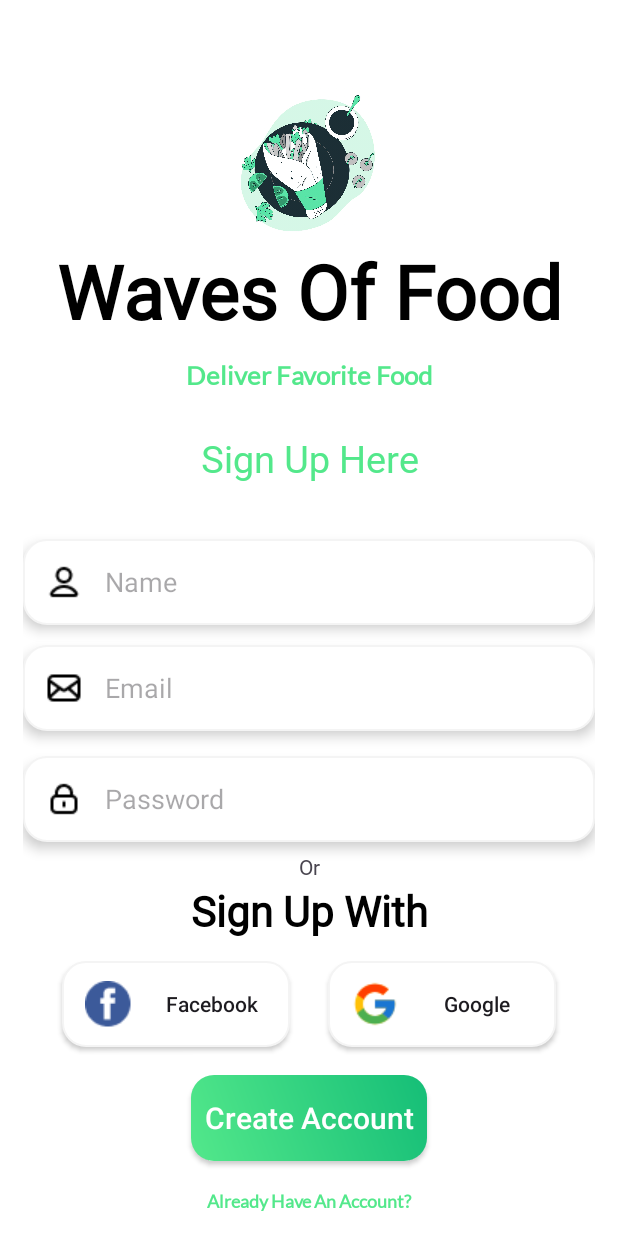
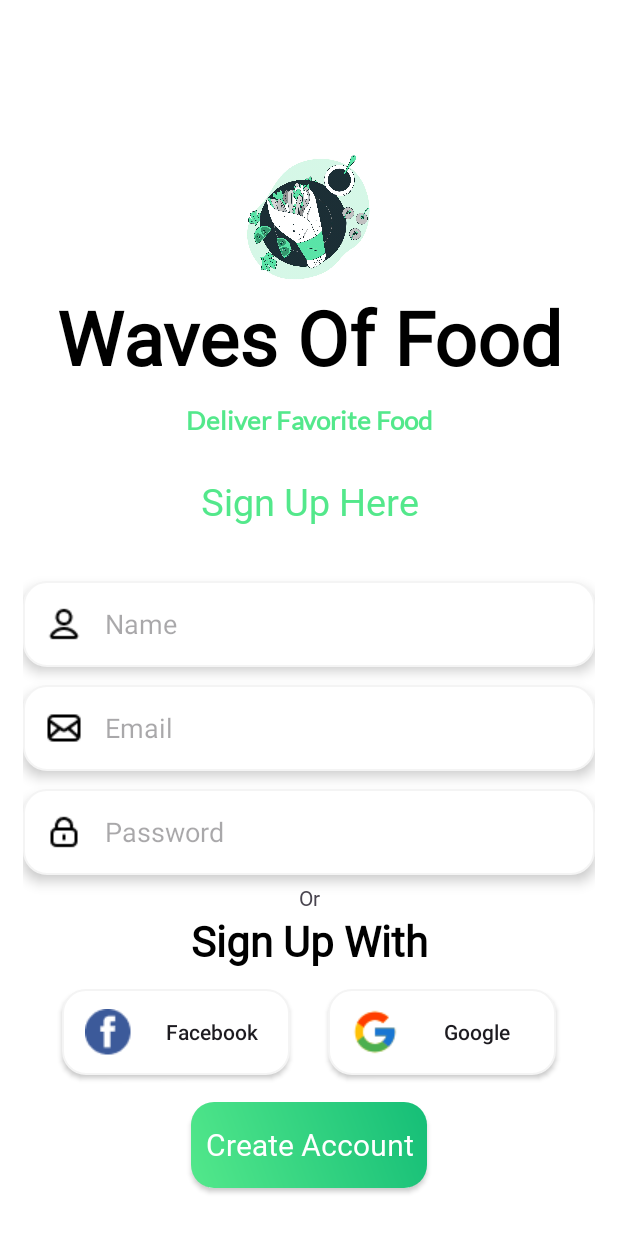
Before and after one commit to lipatov-fl/foodDelivery, an Android app: the SignUpUserActivity screen opened directly, with no data from a screen before it, on a phone screen of 412 x 824 dp. Run offline under Robolectric (Android 15) with nearby library versions, the phone set to English and light mode, and no system bars.

Commit message:
Устранил ошибки

```diff
--- a/app/src/main/res/layout/activity_login_user.xml
+++ b/app/src/main/res/layout/activity_login_user.xml
@@ -8,9 +8,10 @@
 
     <ImageView
         android:id="@+id/startLogo"
-        android:layout_width="92dp"
+        android:layout_width="91dp"
         android:layout_height="92dp"
         android:layout_marginTop="83dp"
+        android:contentDescription="@string/food_logo_description"
         app:layout_constraintBottom_toTopOf="@+id/wavesOfFo"
         app:layout_constraintEnd_toEndOf="parent"
         app:layout_constraintStart_toStartOf="parent"
@@ -89,6 +90,7 @@
         android:layout_width="0dp"
         android:layout_height="57dp"
         android:layout_marginTop="12dp"
+        android:autofillHints="password"
         android:background="@drawable/edit_text_bg"
         android:elevation="2in"
         android:fontFamily="@font/lato"
@@ -227,6 +229,7 @@
         android:textStyle="bold"
         app:layout_constraintBottom_toBottomOf="parent"
         app:layout_constraintEnd_toEndOf="parent"
+        app:layout_constraintHorizontal_bias="0.498"
         app:layout_constraintStart_toStartOf="parent"
         app:layout_constraintTop_toBottomOf="@+id/btnSignUpUser" />
 
--- a/app/src/main/res/layout/activity_sign_up_user.xml
+++ b/app/src/main/res/layout/activity_sign_up_user.xml
@@ -10,9 +10,11 @@
 
     <ImageView
         android:id="@+id/logo"
-        android:layout_width="100dp"
-        android:layout_height="100dp"
-        android:layout_marginTop="43dp"
+        android:layout_width="91dp"
+        android:layout_height="92dp"
+        android:layout_marginTop="83dp"
+        android:contentDescription="@string/food_logo_description"
+        app:layout_constraintBottom_toTopOf="@id/wavesOfFo"
         app:layout_constraintEnd_toEndOf="parent"
         app:layout_constraintStart_toStartOf="parent"
         app:layout_constraintTop_toTopOf="parent"
@@ -66,27 +68,30 @@
         android:layout_width="0dp"
         android:layout_height="57dp"
         android:layout_marginTop="36dp"
+        android:autofillHints="name"
         android:background="@drawable/edit_text_bg"
-        android:drawableLeft="@drawable/ic_user"
+        android:drawableStart="@drawable/ic_user"
         android:drawablePadding="15dp"
         android:elevation="5dp"
         android:ems="10"
         android:hint="@string/name_hint"
         android:inputType="text"
-        android:paddingLeft="15dp"
+        android:paddingStart="15dp"
         app:layout_constraintBottom_toTopOf="@id/editEmail"
         app:layout_constraintEnd_toEndOf="parent"
         app:layout_constraintHorizontal_bias="0.0"
         app:layout_constraintStart_toStartOf="parent"
-        app:layout_constraintTop_toBottomOf="@+id/signUpHere" />
+        app:layout_constraintTop_toBottomOf="@+id/signUpHere"
+        tools:ignore="RtlSymmetry" />
 
     <EditText
         android:id="@+id/editPassword"
         android:layout_width="0dp"
         android:layout_height="57dp"
-        android:layout_marginTop="16dp"
+        android:layout_marginTop="12dp"
+        android:autofillHints="password"
         android:background="@drawable/edit_text_bg"
-        android:drawableLeft="@drawable/ic_lock"
+        android:drawableStart="@drawable/ic_lock"
         android:drawablePadding="15dp"
         android:elevation="5dp"
         android:ems="10"
@@ -97,26 +102,29 @@
         app:layout_constraintEnd_toEndOf="@+id/editName"
         app:layout_constraintHorizontal_bias="1.0"
         app:layout_constraintStart_toStartOf="@+id/editName"
-        app:layout_constraintTop_toBottomOf="@+id/editEmail" />
+        app:layout_constraintTop_toBottomOf="@+id/editEmail"
+        tools:ignore="RtlHardcoded,RtlSymmetry" />
 
     <EditText
         android:id="@+id/editEmail"
         android:layout_width="0dp"
         android:layout_height="57dp"
         android:layout_marginTop="12dp"
+        android:autofillHints="emailAddress"
         android:background="@drawable/edit_text_bg"
-        android:drawableLeft="@drawable/ic_mail"
+        android:drawableStart="@drawable/ic_mail"
         android:drawablePadding="15dp"
         android:elevation="5dp"
         android:ems="10"
         android:hint="@string/email_hint"
         android:inputType="textEmailAddress"
-        android:paddingLeft="15dp"
+        android:paddingStart="15dp"
         app:layout_constraintBottom_toTopOf="@id/editPassword"
         app:layout_constraintEnd_toEndOf="@+id/editName"
         app:layout_constraintHorizontal_bias="1.0"
         app:layout_constraintStart_toStartOf="@+id/editName"
-        app:layout_constraintTop_toBottomOf="@+id/editName" />
+        app:layout_constraintTop_toBottomOf="@+id/editName"
+        tools:ignore="RtlSymmetry" />
 
     <TextView
         android:id="@+id/or"
@@ -140,8 +148,8 @@
         android:textColor="@color/black"
         android:textSize="28sp"
         android:textStyle="bold"
+        app:layout_constraintBottom_toTopOf="@id/btnSignUpFb"
         app:layout_constraintEnd_toEndOf="parent"
-        app:layout_constraintBottom_toTopOf="@id/btnSignUpFb"
         app:layout_constraintStart_toStartOf="parent"
         app:layout_constraintTop_toBottomOf="@+id/or" />
 
@@ -151,7 +159,7 @@
         android:layout_height="57dp"
         android:layout_marginBottom="18dp"
         android:background="@drawable/edit_text_bg"
-        android:drawableLeft="@drawable/facebook"
+        android:drawableStart="@drawable/facebook"
         android:drawablePadding="15dp"
         android:padding="15dp"
         android:text="@string/btn_facebook"
@@ -168,7 +176,7 @@
         android:layout_height="57dp"
         android:layout_marginTop="13dp"
         android:background="@drawable/edit_text_bg"
-        android:drawableLeft="@drawable/google"
+        android:drawableStart="@drawable/google"
         android:drawablePadding="15dp"
         android:padding="15dp"
         android:text="@string/btn_google"
@@ -185,6 +193,7 @@
         android:layout_height="57dp"
         android:layout_marginTop="18dp"
         android:background="@drawable/green_btn"
+        android:fontFamily="@font/yeonsung"
         android:text="@string/btn_create_acc"
         android:textAllCaps="false"
         android:textColor="@color/white"
@@ -199,6 +208,7 @@
         android:layout_width="wrap_content"
         android:layout_height="wrap_content"
         android:layout_marginTop="18dp"
+        android:layout_marginBottom="32dp"
         android:fontFamily="@font/lato"
         android:text="@string/account_created"
         android:textColor="@color/start_color_green"
--- a/app/src/main/res/layout/activity_splash.xml
+++ b/app/src/main/res/layout/activity_splash.xml
@@ -5,6 +5,7 @@
     android:layout_width="match_parent"
     android:layout_height="match_parent"
     android:background="@color/white"
+    android:padding="32dp"
     tools:context=".SplashActivity">
 
 
@@ -55,12 +56,12 @@
         android:id="@+id/desingAuthor"
         android:layout_width="wrap_content"
         android:layout_height="wrap_content"
-        android:layout_marginBottom="32dp"
         android:fontFamily="@font/yeonsung"
         android:text="@string/footer_design_by"
         android:textAlignment="center"
         android:textColor="@color/start_color_green"
         android:textSize="20sp"
+        android:textStyle="bold"
         app:layout_constraintBottom_toBottomOf="parent"
         app:layout_constraintEnd_toEndOf="parent"
         app:layout_constraintStart_toStartOf="parent"
--- a/app/src/main/res/layout/activity_start.xml
+++ b/app/src/main/res/layout/activity_start.xml
@@ -5,6 +5,7 @@
     android:layout_width="match_parent"
     android:layout_height="match_parent"
     android:background="@color/white"
+    android:paddingBottom="32dp"
     tools:context=".StartActivity">
 
     <ImageView
@@ -41,15 +42,15 @@
         android:layout_height="57dp"
         android:layout_marginTop="162dp"
         android:background="@drawable/green_btn"
+        android:elevation="3dp"
         android:fontFamily="@font/yeonsung"
+        android:gravity="center"
+        android:outlineAmbientShadowColor="@color/start_color_green"
+        android:outlineSpotShadowColor="@color/start_color_green"
         android:text="@string/btn_next"
         android:textColor="@color/white"
         android:textSize="27sp"
         android:textStyle="bold"
-        android:gravity="center"
-        android:outlineSpotShadowColor="@color/start_color_green"
-        android:outlineAmbientShadowColor="@color/start_color_green"
-        android:elevation="3dp"
         app:layout_constraintBottom_toTopOf="@id/desingAuthor"
         app:layout_constraintEnd_toEndOf="parent"
         app:layout_constraintStart_toStartOf="parent"
@@ -61,12 +62,12 @@
         android:layout_width="wrap_content"
         android:layout_height="wrap_content"
         android:layout_marginTop="20dp"
-        android:layout_marginBottom="32dp"
         android:fontFamily="@font/yeonsung"
         android:text="@string/footer_design_by"
         android:textAlignment="center"
         android:textColor="@color/start_color_green"
         android:textSize="20sp"
+        android:textStyle="bold"
         app:layout_constraintBottom_toBottomOf="parent"
         app:layout_constraintEnd_toEndOf="parent"
         app:layout_constraintStart_toStartOf="parent"
```
